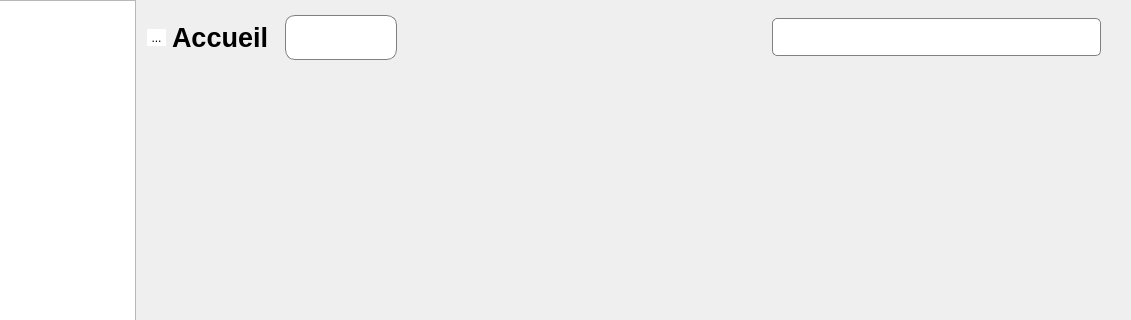
Qt form mainwindow.ui (ArtAuc/mkrescue) before a commit; both pictures show x 120 to 1251 and y 0 to 320 of the 1251 by 739 pixel window.
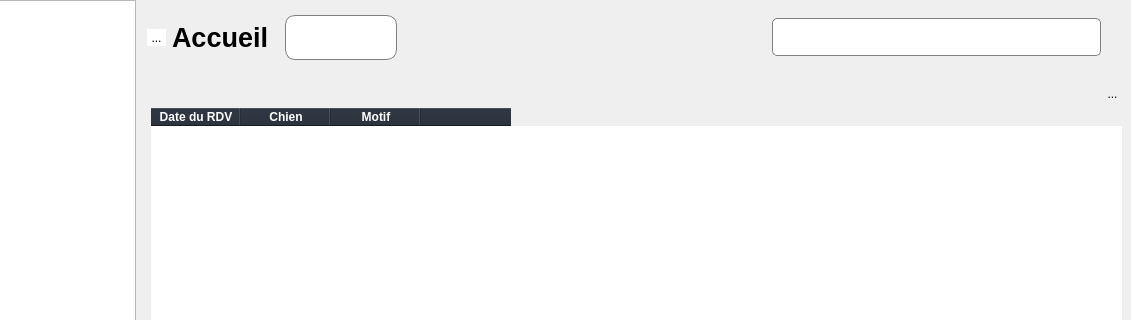
The same form after that commit. The open tabs and pages were chosen to show the change. Icons and pictures are not drawn. Custom widgets are drawn as their Qt base class.

Commit message: Load vet data into table

Diff of the .ui file:
```diff
--- a/mainwindow.ui
+++ b/mainwindow.ui
@@ -2275,7 +2275,104 @@
           </item>
          </layout>
         </widget>
-        <widget class="QWidget" name="vetPage"/>
+        <widget class="Registry" name="vetPage">
+         <layout class="QVBoxLayout" name="verticalLayout_13">
+          <item>
+           <layout class="QHBoxLayout" name="horizontalLayout_8">
+            <property name="spacing">
+             <number>0</number>
+            </property>
+            <property name="rightMargin">
+             <number>0</number>
+            </property>
+            <item>
+             <widget class="QWidget" name="vetHorizontalPlacehold" native="true"/>
+            </item>
+            <item>
+             <widget class="QToolButton" name="vetAddButton">
+              <property name="text">
+               <string>...</string>
+              </property>
+             </widget>
+            </item>
+           </layout>
+          </item>
+          <item>
+           <widget class="QTableWidget" name="vetTable">
+            <property name="sizePolicy">
+             <sizepolicy hsizetype="Expanding" vsizetype="Expanding">
+              <horstretch>0</horstretch>
+              <verstretch>0</verstretch>
+             </sizepolicy>
+            </property>
+            <property name="styleSheet">
+             <string notr="true"/>
+            </property>
+            <property name="frameShape">
+             <enum>QFrame::NoFrame</enum>
+            </property>
+            <property name="frameShadow">
+             <enum>QFrame::Sunken</enum>
+            </property>
+            <property name="lineWidth">
+             <number>0</number>
+            </property>
+            <property name="verticalScrollBarPolicy">
+             <enum>Qt::ScrollBarAsNeeded</enum>
+            </property>
+            <property name="horizontalScrollBarPolicy">
+             <enum>Qt::ScrollBarAsNeeded</enum>
+            </property>
+            <property name="editTriggers">
+             <set>QAbstractItemView::NoEditTriggers</set>
+            </property>
+            <property name="alternatingRowColors">
+             <bool>false</bool>
+            </property>
+            <property name="selectionMode">
+             <enum>QAbstractItemView::SingleSelection</enum>
+            </property>
+            <property name="selectionBehavior">
+             <enum>QAbstractItemView::SelectRows</enum>
+            </property>
+            <property name="verticalScrollMode">
+             <enum>QAbstractItemView::ScrollPerPixel</enum>
+            </property>
+            <attribute name="horizontalHeaderMinimumSectionSize">
+             <number>0</number>
+            </attribute>
+            <attribute name="horizontalHeaderDefaultSectionSize">
+             <number>90</number>
+            </attribute>
+            <column>
+             <property name="text">
+              <string>Date du RDV</string>
+             </property>
+             <property name="font">
+              <font>
+               <bold>false</bold>
+              </font>
+             </property>
+            </column>
+            <column>
+             <property name="text">
+              <string>Chien</string>
+             </property>
+            </column>
+            <column>
+             <property name="text">
+              <string>Motif</string>
+             </property>
+            </column>
+            <column>
+             <property name="text">
+              <string>   </string>
+             </property>
+            </column>
+           </widget>
+          </item>
+         </layout>
+        </widget>
        </widget>
       </item>
      </layout>
```
Left out of the diff: 55 changed lines with no effect on the pictures. The commit also changes 9 other files.
